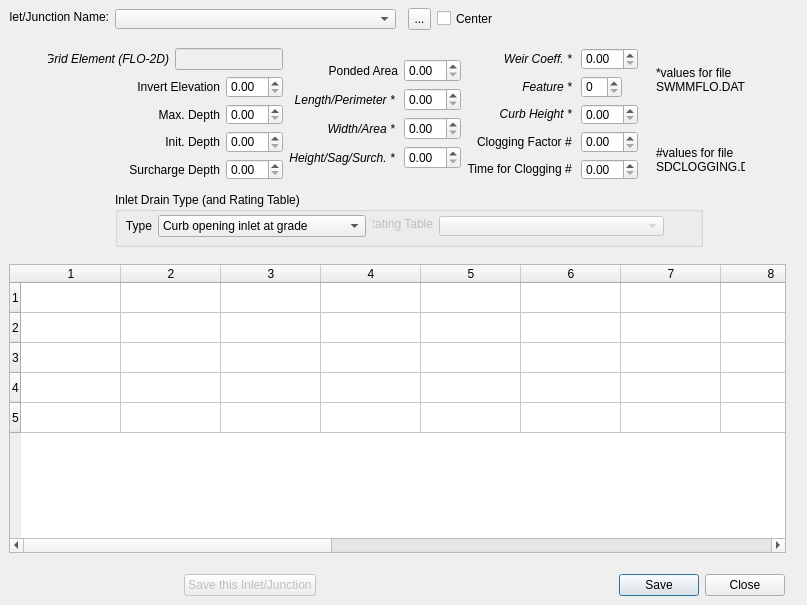
Before: the Qt Designer form flo2d/ui/inlets.ui in FLO-2DSoftware/qgis-flo-2d-plugin, drawn with Qt 5.
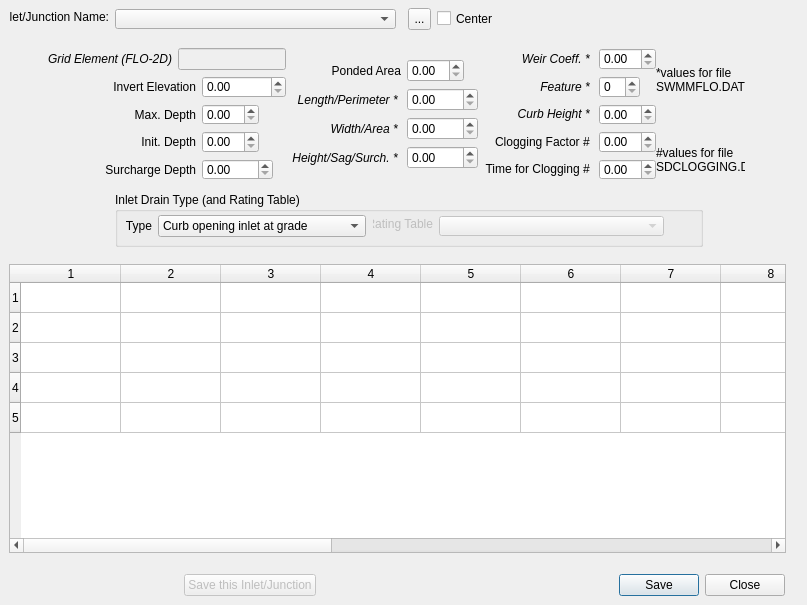
After: the same form once the commit is applied. Icons and pictures are not drawn.

```diff
--- a/flo2d/ui/inlets.ui
+++ b/flo2d/ui/inlets.ui
@@ -334,12 +334,12 @@
     <bool>false</bool>
    </property>
   </widget>
-  <widget class="QWidget" name="">
+  <widget class="QWidget" name="layoutWidget">
    <property name="geometry">
     <rect>
      <x>48</x>
      <y>48</y>
-     <width>590</width>
+     <width>608</width>
      <height>132</height>
     </rect>
    </property>
@@ -402,6 +402,9 @@
               <verstretch>0</verstretch>
              </sizepolicy>
             </property>
+            <property name="maximum">
+             <double>100000.000000000000000</double>
+            </property>
            </widget>
           </item>
           <item row="1" column="0">
@@ -432,6 +435,9 @@
               <verstretch>0</verstretch>
              </sizepolicy>
             </property>
+            <property name="maximum">
+             <double>1000.000000000000000</double>
+            </property>
            </widget>
           </item>
          </layout>
@@ -554,6 +560,9 @@
             <verstretch>0</verstretch>
            </sizepolicy>
           </property>
+          <property name="maximum">
+           <double>1000.000000000000000</double>
+          </property>
          </widget>
         </item>
         <item row="2" column="0">
@@ -564,6 +573,9 @@
             <verstretch>0</verstretch>
            </sizepolicy>
           </property>
+          <property name="maximum">
+           <double>1000.000000000000000</double>
+          </property>
          </widget>
         </item>
         <item row="3" column="0">
@@ -574,6 +586,9 @@
             <verstretch>0</verstretch>
            </sizepolicy>
           </property>
+          <property name="maximum">
+           <double>1000.000000000000000</double>
+          </property>
          </widget>
         </item>
        </layout>
@@ -715,7 +730,7 @@
     </item>
    </layout>
   </widget>
-  <widget class="QWidget" name="">
+  <widget class="QWidget" name="layoutWidget">
    <property name="geometry">
     <rect>
      <x>184</x>
```
Left out of the diff: 4 changed lines with no effect on the pictures.
